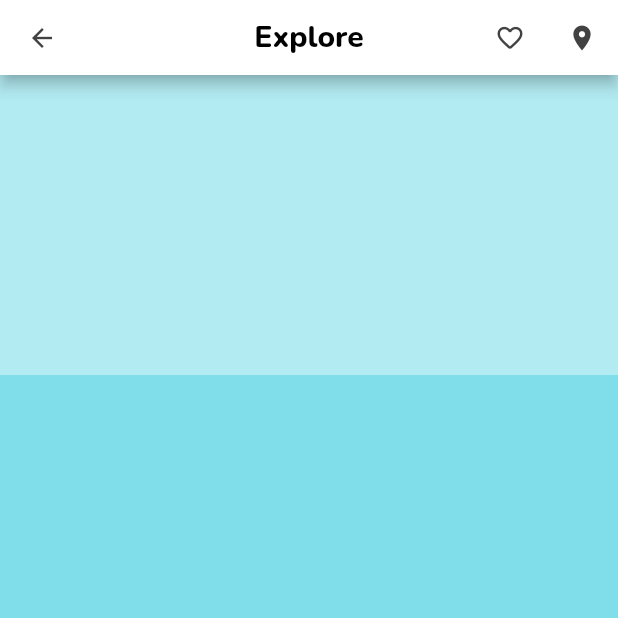
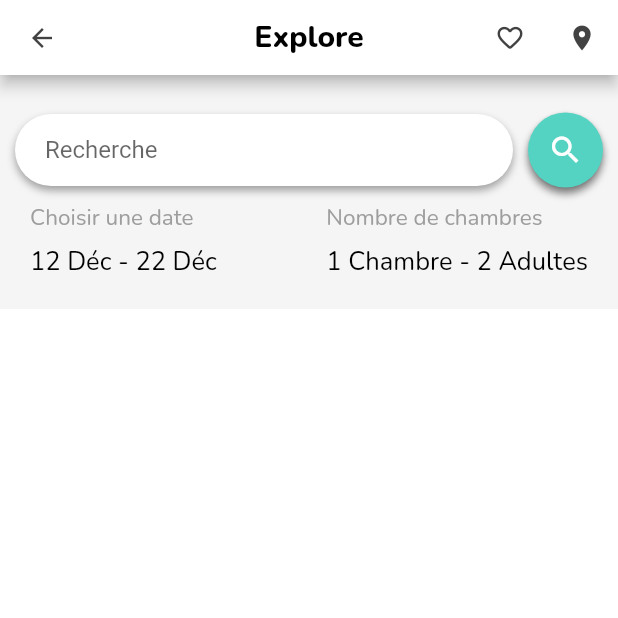
Before and after one commit to Ludoph/learn-flutter-hotel, a Flutter app: the screen it shows after launch, on a phone screen of 412 x 824 dp, the top half of it. Run offline on Flutter 3.47's test engine with Material 2 defaults, Android fonts, the phone set to English and light mode, and no system bars; our stand-ins replace google_fonts.

Commit message:
feat: create comoonents section search and hotels section import to main

```diff
--- /dev/null
+++ b/lib/components/HotelSection.dart
@@ -0,0 +1,12 @@
+import 'package:flutter/material.dart';
+import 'package:google_fonts/google_fonts.dart';
+
+class HotelSection extends StatelessWidget {
+  @override
+  Widget build(BuildContext context) {
+    return Container(
+      height: 2200,
+      color: Colors.white,
+    );
+  }
+}
--- /dev/null
+++ b/lib/components/SearchSection.dart
@@ -0,0 +1,120 @@
+import 'package:flutter/material.dart';
+import 'package:google_fonts/google_fonts.dart';
+
+const d_green = Color(0xFF54D3C2);
+
+class SearchSection extends StatelessWidget {
+  @override
+  Widget build(BuildContext context) {
+    return Container(
+      color: Colors.grey[100],
+      padding: EdgeInsets.fromLTRB(10, 25, 10, 10),
+      child: Column(
+        children: [
+          Row(
+            children: [
+              Expanded(
+                child: Container(
+                  padding: EdgeInsets.only(left: 10),
+                  decoration: BoxDecoration(
+                    color: Colors.white,
+                    borderRadius: BorderRadius.circular(30),
+                    boxShadow: [
+                      BoxShadow(
+                        color: Colors.grey,
+                        blurRadius: 4,
+                        offset: Offset(0, 3), // changes position of shadow
+                      ),
+                    ],
+                  ),
+                  child: TextField(
+                    decoration: InputDecoration(
+                      hintText: 'Recherche',
+                      contentPadding: EdgeInsets.all(10),
+                      border: InputBorder.none,
+                    ),
+                  ),
+                ),
+              ),
+              SizedBox(width: 10),
+              Container(
+                height: 50,
+                width: 50,
+                decoration: BoxDecoration(
+                  boxShadow: [
+                    BoxShadow(
+                      color: Colors.grey,
+                      blurRadius: 4,
+                      offset: Offset(0, 4), // changes position of shadow
+                    ),
+                  ],
+                  borderRadius: BorderRadius.all(
+                    Radius.circular(25),
+                  ),
+                ),
+                child: ElevatedButton(
+                  onPressed: () {},
+                  child: Icon(
+                    Icons.search
+                  ),
+                  style: ElevatedButton.styleFrom(
+                    shape: CircleBorder(),
+                    padding: EdgeInsets.all(10),
+                    backgroundColor: d_green,
+                  ),
+                ),
+              ),
+            ],
+          ),
+          Row(
+            mainAxisAlignment: MainAxisAlignment.spaceBetween,
+            children: [
+              Container(
+                margin: EdgeInsets.all(10),
+                child: Column(
+                  crossAxisAlignment: CrossAxisAlignment.start,
+                  children: [
+                    Text("Choisir une date",
+                      style: GoogleFonts.nunito(
+                        color: Colors.grey,
+                        fontSize: 15,
+                      ),
+                    ),
+                    SizedBox(height: 8),
+                    Text("12 Déc - 22 Déc",
+                      style: GoogleFonts.nunito(
+                        color: Colors.black,
+                        fontSize: 17,
+                      ),
+                    ),
+                  ],
+                ),
+              ),
+              Container(
+                margin: EdgeInsets.all(10),
+                child: Column(
+                  crossAxisAlignment: CrossAxisAlignment.start,
+                  children: [
+                    Text("Nombre de chambres",
+                      style: GoogleFonts.nunito(
+                        color: Colors.grey,
+                        fontSize: 15,
+                      ),
+                    ),
+                    SizedBox(height: 8),
+                    Text("1 Chambre - 2 Adultes",
+                      style: GoogleFonts.nunito(
+                        color: Colors.black,
+                        fontSize: 17,
+                      ),
+                    ),
+                  ],
+                ),
+              )
+            ],
+          ),
+        ],
+      ),
+    );
+  }
+}
--- a/lib/main.dart
+++ b/lib/main.dart
@@ -1,5 +1,7 @@
 import 'package:flutter/material.dart';
 import 'package:google_fonts/google_fonts.dart';
+import 'package:hotels/components/HotelSection.dart';
+import 'package:hotels/components/SearchSection.dart';
 
 const d_green = Color(0xFF54D3C2);
 
@@ -25,12 +27,10 @@ class HomePage extends StatelessWidget {
     return Scaffold(
       appBar: MyAppBar(),
       body: SingleChildScrollView(
-        child: Column(
-          children: [
-            SearchSection(),
-            HotelSection(),
-          ]
-        ),
+        child: Column(children: [
+          SearchSection(),
+          HotelSection(),
+        ]),
       ),
     );
   }
@@ -78,21 +78,118 @@ class MyAppBar extends StatelessWidget implements PreferredSizeWidget {
   }
 }
 
-class SearchSection extends StatelessWidget {
-  @override
-  Widget build(BuildContext context) {
-    return Container(
-      height: 200,
-      color: Colors.cyan[100],
-    );
-  }
-}
-class HotelSection extends StatelessWidget {
-  @override
-  Widget build(BuildContext context) {
-    return Container(
-      height: 2200,
-      color: Colors.cyan[200],
-    );
-  }
-}
+// class SearchSection extends StatelessWidget {
+//   @override
+//   Widget build(BuildContext context) {
+//     return Container(
+//       color: Colors.grey[100],
+//       padding: EdgeInsets.fromLTRB(10, 25, 10, 10),
+//       child: Column(
+//         children: [
+//           Row(
+//             children: [
+//               Expanded(
+//                 child: Container(
+//                   padding: EdgeInsets.only(left: 10),
+//                   decoration: BoxDecoration(
+//                     color: Colors.white,
+//                     borderRadius: BorderRadius.circular(30),
+//                     boxShadow: [
+//                       BoxShadow(
+//                         color: Colors.grey,
+//                         blurRadius: 4,
+//                         offset: Offset(0, 3), // changes position of shadow
+//                       ),
+//                     ],
+//                   ),
+//                   child: TextField(
+//                     decoration: InputDecoration(
+//                       hintText: 'Recherche',
+//                       contentPadding: EdgeInsets.all(10),
+//                       border: InputBorder.none,
+//                     ),
+//                   ),
+//                 ),
+//               ),
+//               SizedBox(width: 10),
+//               Container(
+//                 height: 50,
+//                 width: 50,
+//                 decoration: BoxDecoration(
+//                   boxShadow: [
+//                     BoxShadow(
+//                       color: Colors.grey,
+//                       blurRadius: 4,
+//                       offset: Offset(0, 4), // changes position of shadow
+//                     ),
+//                   ],
+//                   borderRadius: BorderRadius.all(
+//                     Radius.circular(25),
+//                   ),
+//                 ),
+//                 child: ElevatedButton(
+//                   onPressed: () {},
+//                   child: Icon(
+//                     Icons.search
+//                   ),
+//                   style: ElevatedButton.styleFrom(
+//                     shape: CircleBorder(),
+//                     padding: EdgeInsets.all(10),
+//                     backgroundColor: d_green,
+//                   ),
+//                 ),
+//               ),
+//             ],
+//           ),
+//           Row(
+//             mainAxisAlignment: MainAxisAlignment.spaceBetween,
+//             children: [
+//               Container(
+//                 margin: EdgeInsets.all(10),
+//                 child: Column(
+//                   crossAxisAlignment: CrossAxisAlignment.start,
+//                   children: [
+//                     Text("Choisir une date",
+//                       style: GoogleFonts.nunito(
+//                         color: Colors.grey,
+//                         fontSize: 15,
+//                       ),
+//                     ),
+//                     SizedBox(height: 8),
+//                     Text("12 Déc - 22 Déc",
+//                       style: GoogleFonts.nunito(
+//                         color: Colors.black,
+//                         fontSize: 17,
+//                       ),
+//                     ),
+//                   ],
+//                 ),
+//               ),
+//               Container(
+//                 margin: EdgeInsets.all(10),
+//                 child: Column(
+//                   crossAxisAlignment: CrossAxisAlignment.start,
+//                   children: [
+//                     Text("Nombre de chambres",
+//                       style: GoogleFonts.nunito(
+//                         color: Colors.grey,
+//                         fontSize: 15,
+//                       ),
+//                     ),
+//                     SizedBox(height: 8),
+//                     Text("1 Chambre - 2 Adultes",
+//                       style: GoogleFonts.nunito(
+//                         color: Colors.black,
+//                         fontSize: 17,
+//                       ),
+//                     ),
+//                   ],
+//                 ),
+//               )
+//             ],
+//           ),
+//         ],
+//       ),
+//     );
+//   }
+// }
```
